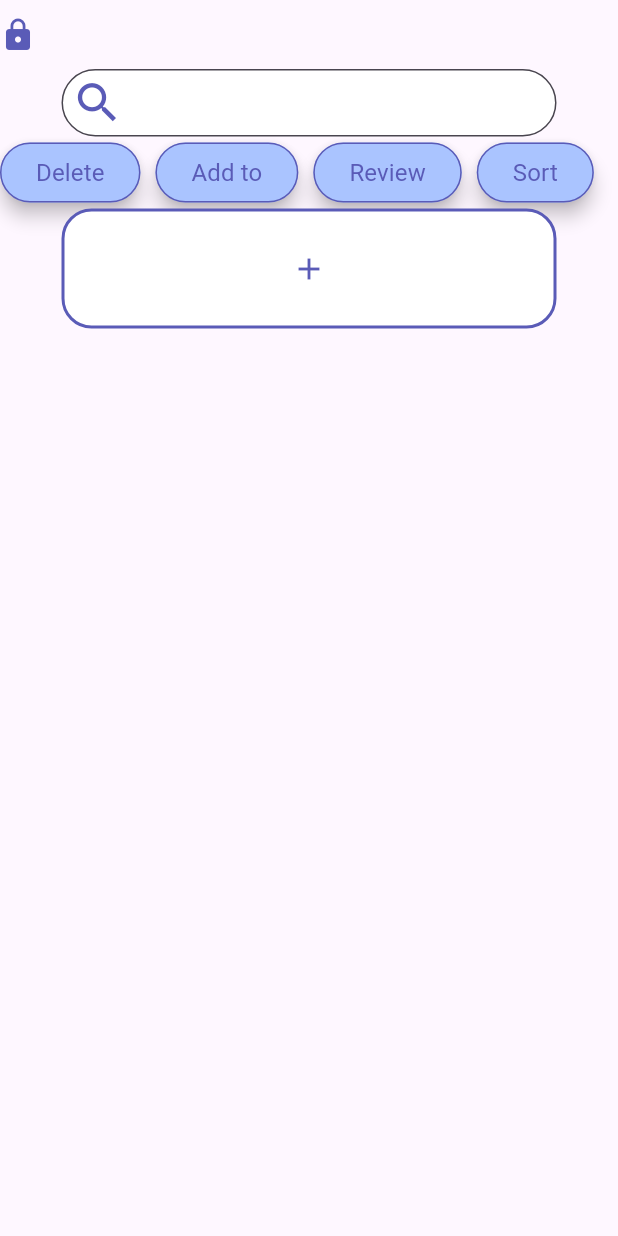
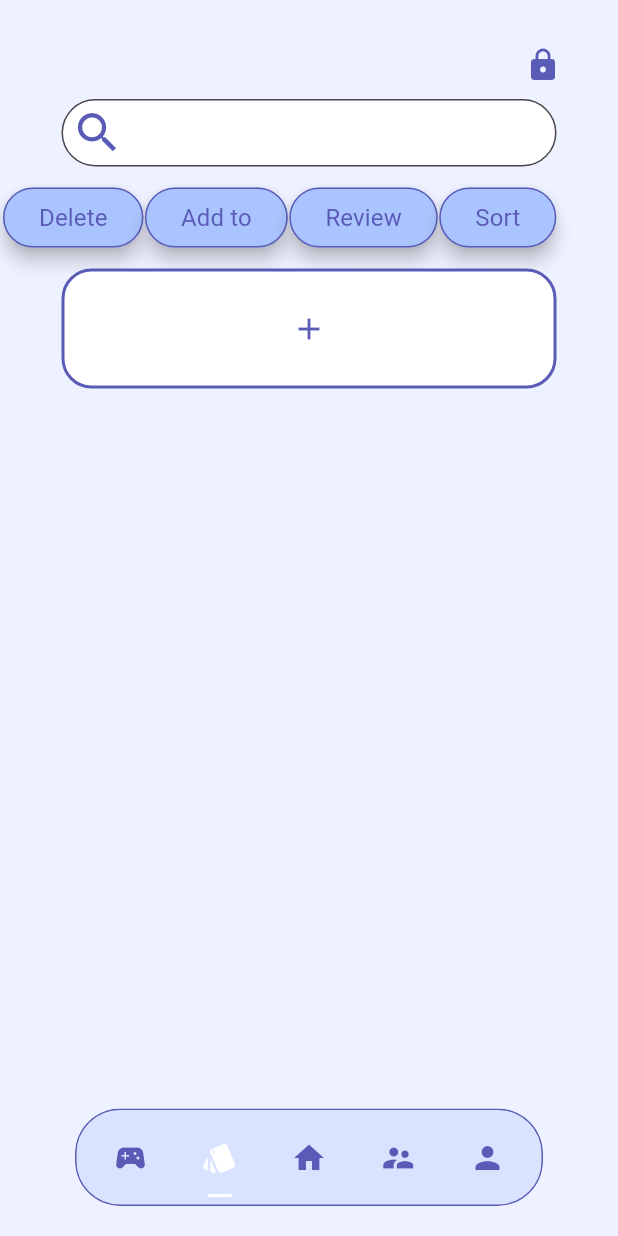
Before and after one commit to DTDungg/Mobile_FlashCard, a Flutter app: the CardScreen screen opened directly with empty values, on a phone screen of 412 x 824 dp. Run offline on Flutter 3.47's test engine with Material 3 defaults, Android fonts, the phone set to English and light mode, and no system bars; drawn by our look-alikes of crystal_navigation_bar; our stand-ins replace get, google_fonts.

Commit message:
add get library change navigation add haft of card screen

```diff
--- a/lib/card_screen.dart
+++ b/lib/card_screen.dart
@@ -3,33 +3,45 @@ import 'package:google_fonts/google_fonts.dart';
 import 'package:mobile_flash_card/utils/blue_button.dart';
 import 'package:mobile_flash_card/utils/define.dart';
 import 'package:mobile_flash_card/utils/find_bar.dart';
+import 'package:mobile_flash_card/utils/bottom_bar.dart';
 
-class CardScreen extends StatefulWidget{
+class CardScreen extends StatefulWidget {
   @override
   State<StatefulWidget> createState() => _CardScreenState();
 
   final String idName;
   final bool isPublic;
 
-  const CardScreen({super.key,required this.idName, required this.isPublic});
-
+  const CardScreen({super.key, required this.idName, required this.isPublic});
 }
 
-class _CardScreenState extends State<CardScreen>{
+class _CardScreenState extends State<CardScreen> {
   @override
   Widget build(BuildContext context) {
-    return Center(
+    return Scaffold(
+      backgroundColor: Define.lightBlue,
+      body: SingleChildScrollView(
         child: Column(
+          mainAxisAlignment: MainAxisAlignment.center,
           children: [
+            const SizedBox(
+              height: 20,
+            ),
             Row(
               children: [
-              Text(
+                const SizedBox(
+                  width: 40,
+                ),
+                SizedBox(
+                    width: 310,
+                    child: Text(
+                      overflow: TextOverflow.ellipsis,
                       widget.idName,
                       style: GoogleFonts.rubikBubbles(
                           fontWeight: FontWeight.w400,
                           fontSize: 32,
                           color: Define.strongPurple),
-              ),
+                    )),
                 Icon(
                   widget.isPublic ? Icons.public : Icons.lock,
                   color: Define.strongPurple,
@@ -37,16 +49,33 @@ class _CardScreenState extends State<CardScreen>{
               ],
             ),
             FindBar(),
-          Row(
+            const SizedBox(
+              height: 10,
+            ),
+            const Row(
               children: [
-              BlueButton(content: 'Delete',),
-              const SizedBox(width: 10,),
+                SizedBox(
+                  width: 2,
+                ),
+                BlueButton(
+                  content: 'Delete',
+                ),
+                SizedBox(
+                  width: 1,
+                ),
                 BlueButton(content: 'Add to'),
-              const SizedBox(width: 10,),
+                SizedBox(
+                  width: 1,
+                ),
                 BlueButton(content: 'Review'),
-              const SizedBox(width: 10,),
+                SizedBox(
+                  width: 1,
+                ),
                 BlueButton(content: 'Sort')
               ],
+            ),
+            const SizedBox(
+              height: 10,
             ),
             Container(
                 width: 330,
@@ -54,17 +83,16 @@ class _CardScreenState extends State<CardScreen>{
                 decoration: BoxDecoration(
                     color: Colors.white,
                     borderRadius: BorderRadius.circular(20),
-                  border:
-                  Border.all(color: Define.strongPurple, width: 2)),
+                    border: Border.all(color: Define.strongPurple, width: 2)),
                 child: const IconButton(
                   icon: Icon(Icons.add),
                   color: Define.strongPurple,
                   onPressed: Define.nothing,
-              )
-          ),
+                )),
           ],
         ),
+      ),
+      bottomNavigationBar: const BottomBar(index: 1),
     );
   }
-
 }
--- a/lib/main.dart
+++ b/lib/main.dart
@@ -1,26 +1,12 @@
 import 'package:flutter/material.dart';
-import 'package:mobile_flash_card/bottom_bar.dart';
 import 'package:mobile_flash_card/flash_screen.dart';
-import 'package:mobile_flash_card/home_screen.dart';
-import 'package:mobile_flash_card/signin_screen.dart';
 import 'package:mobile_flash_card/utils/define.dart';
+import 'package:get/get.dart';
 
 void main() {
-  runApp(const MyApp());
+  runApp(GetMaterialApp(
+      theme: ThemeData(
+          inputDecorationTheme:
+              InputDecorationTheme(suffixIconColor: Define.strongPurple)),
+      home: FlashScreen()));
 }
-
-class MyApp extends StatelessWidget {
-  const MyApp({super.key});
-
-  @override
-  Widget build(BuildContext context) {
-    return MaterialApp(
-      theme: ThemeData(
-        inputDecorationTheme: InputDecorationTheme(
-          suffixIconColor: Define.strongPurple
-        )
-      ),
-      home: FlashScreen()
-    );
-  }
-}
--- a/lib/signin_screen.dart
+++ b/lib/signin_screen.dart
@@ -1,6 +1,5 @@
-import 'package:flutter/cupertino.dart';
 import 'package:flutter/material.dart';
-import 'package:mobile_flash_card/bottom_bar.dart';
+import 'package:mobile_flash_card/home_screen.dart';
 import 'package:mobile_flash_card/utils/define.dart';
 import 'package:google_fonts/google_fonts.dart';
 
@@ -22,7 +21,7 @@ class _SignInState extends State<SignIn_Screen> {
   void _login() {
     if (_formKey.currentState!.validate()) {
       Navigator.of(context).pushReplacement(
-        MaterialPageRoute(builder: (context) => BottomBar()),
+        MaterialPageRoute(builder: (context) => HomeScreen()),
       );
       ScaffoldMessenger.of(context).showSnackBar(SnackBar(
         content: Text(
--- a/lib/utils/blue_button.dart
+++ b/lib/utils/blue_button.dart
@@ -8,7 +8,7 @@ class BlueButton extends StatefulWidget{
 
   final String content;
 
-  BlueButton({required this.content});
+  const BlueButton({super.key, required this.content});
 
 }
 
@@ -17,6 +17,10 @@ class _BlueButtonState extends State<BlueButton>{
   Widget build(BuildContext context) {
     return ElevatedButton(
         onPressed: Define.nothing,
+      style: ElevatedButton.styleFrom(
+          backgroundColor: Define.strongBlue,
+          side: const BorderSide(color: Define.strongPurple, width: 1),
+          elevation: 5),
         child: Text(
           widget.content,
           style: GoogleFonts.rubikBubbles(
@@ -24,10 +28,6 @@ class _BlueButtonState extends State<BlueButton>{
               fontWeight: FontWeight.w400,
               color: Define.strongPurple),
         ),
-      style: ElevatedButton.styleFrom(
-          backgroundColor: Define.strongBlue,
-          side: BorderSide(color: Define.strongPurple, width: 1),
-          elevation: 5),
     );
   }
 
--- a/lib/bottom_bar.dart
+++ b/lib/utils/bottom_bar.dart
@@ -1,13 +1,14 @@
 import 'package:flutter/material.dart';
 import 'package:crystal_navigation_bar/crystal_navigation_bar.dart';
 import 'package:mobile_flash_card/utils/define.dart';
-import 'package:mobile_flash_card/library_screen.dart';
+import 'package:get/get.dart';
 
-import 'home_screen.dart';
-
+import '../home_screen.dart';
+import '../library_screen.dart';
 
 class BottomBar extends StatefulWidget{
-  const BottomBar({super.key});
+  final int index;
+  const BottomBar({super.key, required this.index});
 
   @override
   State<StatefulWidget> createState() => _BottomBarState();
@@ -15,29 +16,23 @@ class BottomBar extends StatefulWidget{
 
 class _BottomBarState extends State <BottomBar> {
 
-  int _selectedIndex = 2;
+  final List<Widget> screens = [
+    const HomeScreen(),
+    const LibraryScreen(),
+    const HomeScreen(),
+    const HomeScreen(),
+    const HomeScreen(),
+  ];
 
-  void _handleIndexChanged(int p1) {
-    setState(() {
-      _selectedIndex = p1;
-    });
+  void _handleIndexChanged(int index) {
+    Get.off(screens[index]);
   }
 
-  final List<Widget> screens = [
-    const Center(child: HomeScreen()),
-    const Center(child: LibraryScreen()),
-    const Center(child: HomeScreen()),
-    const Center(child: HomeScreen()),
-    const Center(child: HomeScreen()),
-  ];
 
   @override
   Widget build(BuildContext context) {
-    return Scaffold(
-      body: screens[_selectedIndex],
-      extendBody: true,
-      bottomNavigationBar: CrystalNavigationBar(
-        currentIndex: _selectedIndex,
+    return CrystalNavigationBar(
+        currentIndex: widget.index,
         unselectedItemColor: Define.strongPurple,
         backgroundColor: Define.strongBlue.withOpacity(0.3),
         outlineBorderColor: Define.strongPurple,
@@ -64,7 +59,6 @@ class _BottomBarState extends State <BottomBar> {
               selectedColor: Colors.white
           ),
         ],
-      ),
     );
   }
 
--- a/pubspec.yaml
+++ b/pubspec.yaml
@@ -41,6 +41,7 @@ dev_dependencies:
     sdk: flutter
   google_fonts: ^6.2.1
   crystal_navigation_bar: ^1.0.2
+  get: ^4.6.6
 
   # The "flutter_lints" package below contains a set of recommended lints to
   # encourage good coding practices. The lint set provided by the package is
```
Also changed, not shown: lib/flash_screen.dart (+9 -10 lines), lib/home_screen.dart (+29 -33 lines), lib/library_screen.dart (+5 -2 lines), lib/utils/deck_widget.dart (+7 -2 lines), pubspec.lock, 1 other file. Lines whose indentation alone changed are shown as unchanged.
